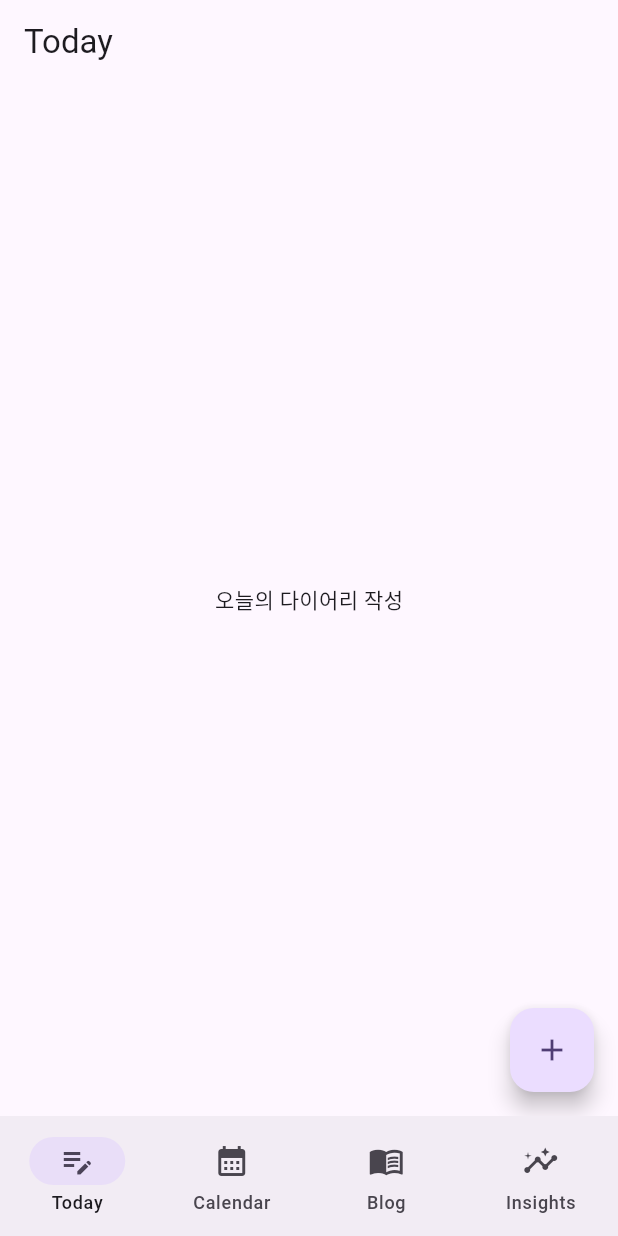
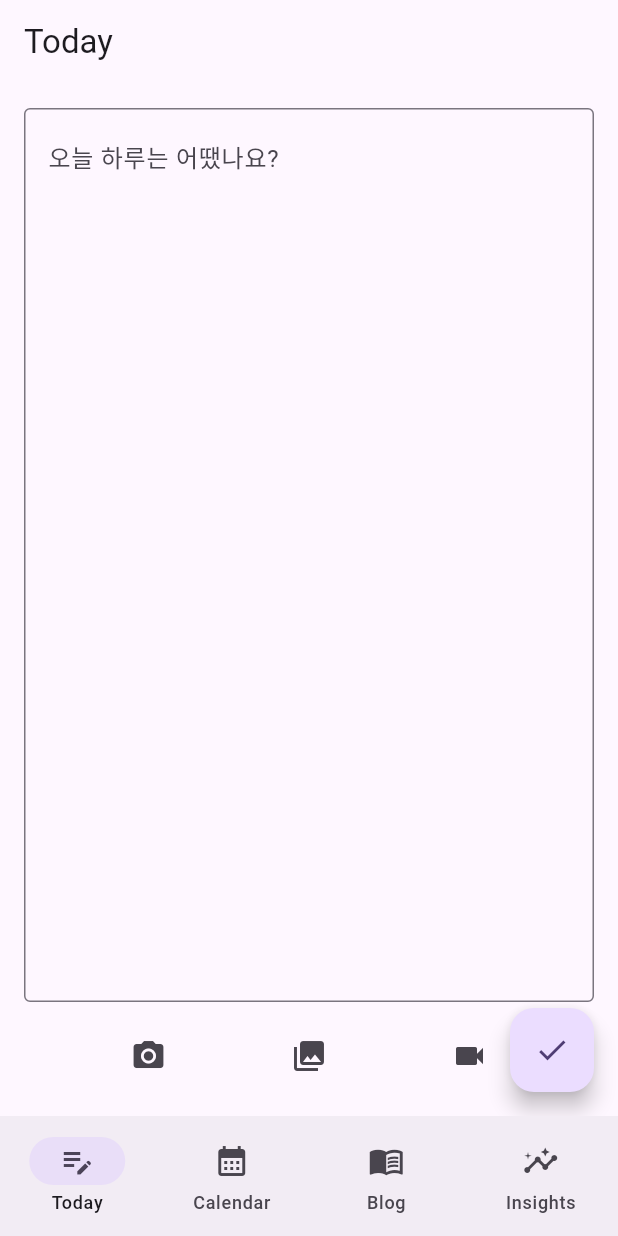
Before and after one commit to CHACHAPO08/ForPotato, a Flutter app: the screen it shows after launch, on a phone screen of 412 x 824 dp. Run offline on Flutter 3.47's test engine with Material 3 defaults, Android fonts, the phone set to English and light mode, and no system bars; our stand-ins replace drift, drift_flutter, flutter_riverpod, image_picker, table_calendar; accounts and stored records are empty; generated files the repository leaves out were written again.

Commit message:
Implement Today Diary photo/video capture and save flow
Wires the Today Diary page up to the drift database: users can attach
photos (camera or gallery) and short videos via image_picker, then save
an entry with its media as blobs. Storing media as blob bytes (instead
of a file path) keeps this working uniformly on web, where there's no
persistent filesystem path to reference.

Co-Authored-By: Claude Sonnet 5 <noreply@anthropic.com>

```diff
--- a/lib/database/database.dart
+++ b/lib/database/database.dart
@@ -33,7 +33,8 @@ class Media extends Table {
   IntColumn get id => integer().autoIncrement()();
   IntColumn get entryId =>
       integer().references(DiaryEntries, #id, onDelete: KeyAction.cascade)();
-  TextColumn get filePath => text()();
+  BlobColumn get data => blob()();
+  TextColumn get mimeType => text()();
   IntColumn get type => intEnum<MediaType>()();
   IntColumn get sortOrder => integer().withDefault(const Constant(0))();
 }
--- a/lib/screens/today_diary_page.dart
+++ b/lib/screens/today_diary_page.dart
@@ -1,16 +1,206 @@
+import 'dart:typed_data';
+
 import 'package:flutter/material.dart';
+import 'package:flutter_riverpod/flutter_riverpod.dart';
+import 'package:image_picker/image_picker.dart';
 
-class TodayDiaryPage extends StatelessWidget {
+import '../database/database.dart';
+import '../providers/database_provider.dart';
+
+class _PickedMedia {
+  _PickedMedia({
+    required this.bytes,
+    required this.mimeType,
+    required this.type,
+  });
+
+  final Uint8List bytes;
+  final String mimeType;
+  final MediaType type;
+}
+
+class TodayDiaryPage extends ConsumerStatefulWidget {
   const TodayDiaryPage({super.key});
+
+  @override
+  ConsumerState<TodayDiaryPage> createState() => _TodayDiaryPageState();
+}
+
+class _TodayDiaryPageState extends ConsumerState<TodayDiaryPage> {
+  final _contentController = TextEditingController();
+  final _picker = ImagePicker();
+  final List<_PickedMedia> _pickedMedia = [];
+  bool _saving = false;
+
+  @override
+  void dispose() {
+    _contentController.dispose();
+    super.dispose();
+  }
+
+  Future<void> _pickPhoto(ImageSource source) async {
+    final file = await _picker.pickImage(source: source, imageQuality: 85);
+    if (file == null) return;
+    final bytes = await file.readAsBytes();
+    setState(() {
+      _pickedMedia.add(
+        _PickedMedia(
+          bytes: bytes,
+          mimeType: file.mimeType ?? 'image/jpeg',
+          type: MediaType.photo,
+        ),
+      );
+    });
+  }
+
+  Future<void> _pickVideo() async {
+    final file = await _picker.pickVideo(
+      source: ImageSource.camera,
+      maxDuration: const Duration(seconds: 30),
+    );
+    if (file == null) return;
+    final bytes = await file.readAsBytes();
+    setState(() {
+      _pickedMedia.add(
+        _PickedMedia(
+          bytes: bytes,
+          mimeType: file.mimeType ?? 'video/mp4',
+          type: MediaType.video,
+        ),
+      );
+    });
+  }
+
+  Future<void> _save() async {
+    if (_contentController.text.trim().isEmpty && _pickedMedia.isEmpty) {
+      return;
+    }
+
+    setState(() => _saving = true);
+    final db = ref.read(databaseProvider);
+    try {
+      final entryId = await db
+          .into(db.diaryEntries)
+          .insert(
+            DiaryEntriesCompanion.insert(
+              date: DateTime.now(),
+              content: _contentController.text.trim(),
+            ),
+          );
+
+      for (final media in _pickedMedia) {
+        await db
+            .into(db.media)
+            .insert(
+              MediaCompanion.insert(
+                entryId: entryId,
+                data: media.bytes,
+                mimeType: media.mimeType,
+                type: media.type,
+              ),
+            );
+      }
+
+      if (!mounted) return;
+      _contentController.clear();
+      setState(() => _pickedMedia.clear());
+      ScaffoldMessenger.of(
+        context,
+      ).showSnackBar(const SnackBar(content: Text('저장했습니다')));
+    } finally {
+      if (mounted) setState(() => _saving = false);
+    }
+  }
 
   @override
   Widget build(BuildContext context) {
     return Scaffold(
       appBar: AppBar(title: const Text('Today')),
-      body: const Center(child: Text('오늘의 다이어리 작성')),
+      body: SafeArea(
+        child: Padding(
+          padding: const EdgeInsets.all(16),
+          child: Column(
+            crossAxisAlignment: CrossAxisAlignment.stretch,
+            children: [
+              Expanded(
+                child: TextField(
+                  controller: _contentController,
+                  maxLines: null,
+                  expands: true,
+                  textAlignVertical: TextAlignVertical.top,
+                  decoration: const InputDecoration(
+                    hintText: '오늘 하루는 어땠나요?',
+                    border: OutlineInputBorder(),
+                  ),
+                ),
+              ),
+              if (_pickedMedia.isNotEmpty) ...[
+                const SizedBox(height: 12),
+                SizedBox(
+                  height: 80,
+                  child: ListView.separated(
+                    scrollDirection: Axis.horizontal,
+                    itemCount: _pickedMedia.length,
+                    separatorBuilder: (_, _) => const SizedBox(width: 8),
+                    itemBuilder: (context, index) {
+                      final media = _pickedMedia[index];
+                      return ClipRRect(
+                        borderRadius: BorderRadius.circular(8),
+                        child: media.type == MediaType.photo
+                            ? Image.memory(
+                                media.bytes,
+                                width: 80,
+                                height: 80,
+                                fit: BoxFit.cover,
+                              )
+                            : Container(
+                                width: 80,
+                                height: 80,
+                                color: Colors.black12,
+                                child: const Icon(
+                                  Icons.videocam,
+                                  size: 32,
+                                ),
+                              ),
+                      );
+                    },
+                  ),
+                ),
+              ],
+              const SizedBox(height: 12),
+              Row(
+                mainAxisAlignment: MainAxisAlignment.spaceEvenly,
+                children: [
+                  IconButton(
+                    onPressed: () => _pickPhoto(ImageSource.camera),
+                    icon: const Icon(Icons.camera_alt),
+                    tooltip: '사진 촬영',
+                  ),
+                  IconButton(
+                    onPressed: () => _pickPhoto(ImageSource.gallery),
+                    icon: const Icon(Icons.photo_library),
+                    tooltip: '앨범에서 선택',
+                  ),
+                  IconButton(
+                    onPressed: _pickVideo,
+                    icon: const Icon(Icons.videocam),
+                    tooltip: '짧은 동영상 촬영',
+                  ),
+                ],
+              ),
+            ],
+          ),
+        ),
+      ),
       floatingActionButton: FloatingActionButton(
-        onPressed: () {},
-        child: const Icon(Icons.add),
+        onPressed: _saving ? null : _save,
+        child: _saving
+            ? const SizedBox(
+                width: 20,
+                height: 20,
+                child: CircularProgressIndicator(strokeWidth: 2),
+              )
+            : const Icon(Icons.check),
       ),
     );
   }
```
Also changed, not shown: lib/providers/database_provider.dart (added, +9 -0 lines), lib/database/database.g.dart.
